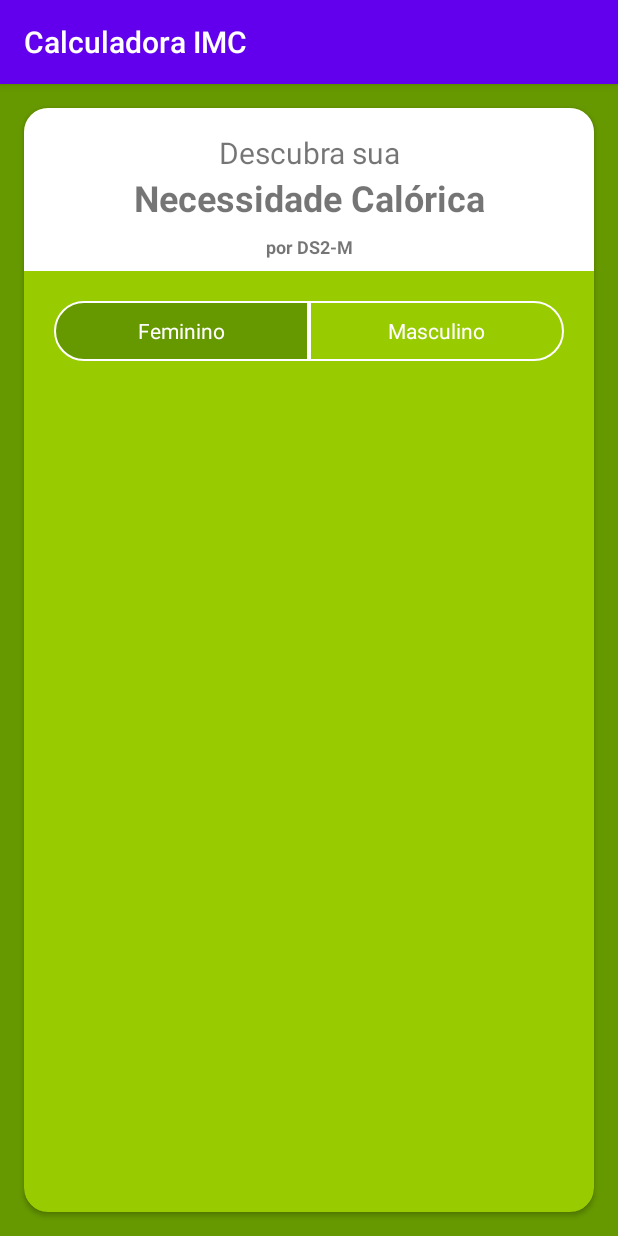
After one commit to Adeniltonarcanjo/CalculadoraIMC, an Android app: the NecessidadeCaloricaActivity screen opened directly, with no data from a screen before it, on a phone screen of 412 x 824 dp. The commit adds this screen. Run offline under Robolectric (Android 15) with nearby library versions, the phone set to English and light mode, and no system bars.

Commit message:
aula 02 parte 02

```diff
--- a/app/build.gradle
+++ b/app/build.gradle
@@ -30,6 +30,7 @@ dependencies {
     implementation 'androidx.core:core-ktx:1.3.1'
     implementation 'androidx.appcompat:appcompat:1.2.0'
     implementation 'androidx.constraintlayout:constraintlayout:1.1.3'
+    implementation 'com.google.android.material:material:1.0.0'
     testImplementation 'junit:junit:4.12'
     androidTestImplementation 'androidx.test.ext:junit:1.1.1'
     androidTestImplementation 'androidx.test.espresso:espresso-core:3.2.0'
--- a/app/src/main/AndroidManifest.xml
+++ b/app/src/main/AndroidManifest.xml
@@ -9,6 +9,7 @@
         android:roundIcon="@mipmap/ic_launcher_round"
         android:supportsRtl="true"
         android:theme="@style/AppTheme">
+        <activity android:name=".NecessidadeCaloricaActivity"></activity>
         <activity android:name=".MainActivity">
             <intent-filter>
                 <action android:name="android.intent.action.MAIN" />
--- a/app/src/main/java/adeniltonmorais/android/calculadoraimc/MainActivity.kt
+++ b/app/src/main/java/adeniltonmorais/android/calculadoraimc/MainActivity.kt
@@ -1,11 +1,20 @@
 package adeniltonmorais.android.calculadoraimc
 
+import android.content.Intent
 import androidx.appcompat.app.AppCompatActivity
 import android.os.Bundle
+import android.widget.Button
+import kotlinx.android.synthetic.main.activity_main.*
 
 class MainActivity : AppCompatActivity() {
     override fun onCreate(savedInstanceState: Bundle?) {
         super.onCreate(savedInstanceState)
         setContentView(R.layout.activity_main)
+
+        val bttonNcd = findViewById<Button>(R.id.button_ncd)
+        button_ncd.setOnClickListener{
+            val abrirNcd= Intent(this, NecessidadeCaloricaActivity::class.java)
+            startActivity(abrirNcd)
+        }
     }
 }
--- /dev/null
+++ b/app/src/main/java/adeniltonmorais/android/calculadoraimc/NecessidadeCaloricaActivity.kt
@@ -0,0 +1,11 @@
+package adeniltonmorais.android.calculadoraimc
+
+import androidx.appcompat.app.AppCompatActivity
+import android.os.Bundle
+
+class NecessidadeCaloricaActivity : AppCompatActivity() {
+    override fun onCreate(savedInstanceState: Bundle?) {
+        super.onCreate(savedInstanceState)
+        setContentView(R.layout.activity_necessidade_calorica)
+    }
+}
--- /dev/null
+++ b/app/src/main/res/drawable/radio_botton_left_selector.xml
@@ -0,0 +1,5 @@
+<?xml version="1.0" encoding="utf-8"?>
+<selector xmlns:android="http://schemas.android.com/apk/res/android">
+ <item android:drawable="@drawable/radio_button_left_checked" android:state_checked="true"/>
+ <item android:drawable="@drawable/radio_button_left_unchecked" android:state_checked="false"/>
+</selector>
--- /dev/null
+++ b/app/src/main/res/drawable/radio_botton_right_selector.xml
@@ -0,0 +1,5 @@
+<?xml version="1.0" encoding="utf-8"?>
+<selector xmlns:android="http://schemas.android.com/apk/res/android">
+ <item android:drawable="@drawable/radio_button_right_checked" android:state_checked="true"/>
+ <item android:drawable="@drawable/radio_button_right_unchecked" android:state_checked="false"/>
+</selector>
--- /dev/null
+++ b/app/src/main/res/drawable/radio_button_left_checked.xml
@@ -0,0 +1,10 @@
+<?xml version="1.0" encoding="utf-8"?>
+<shape android:shape="rectangle"
+    xmlns:android="http://schemas.android.com/apk/res/android">
+    <solid android:color="@android:color/holo_green_dark"/>
+    <stroke android:color="@android:color/white" android:width="1dp"/>
+    <corners android:topLeftRadius="25dp" android:bottomLeftRadius="25dp"/>
+
+
+
+</shape>
--- /dev/null
+++ b/app/src/main/res/drawable/radio_button_left_unchecked.xml
@@ -0,0 +1,10 @@
+<?xml version="1.0" encoding="utf-8"?>
+<shape android:shape="rectangle"
+    xmlns:android="http://schemas.android.com/apk/res/android">
+    <solid android:color="@android:color/holo_green_light"/>
+    <stroke android:color="@android:color/white" android:width="1dp"/>
+    <corners android:topLeftRadius="25dp" android:bottomLeftRadius="25dp"/>
+
+
+
+</shape>
--- /dev/null
+++ b/app/src/main/res/drawable/radio_button_right_checked.xml
@@ -0,0 +1,10 @@
+<?xml version="1.0" encoding="utf-8"?>
+<shape android:shape="rectangle"
+    xmlns:android="http://schemas.android.com/apk/res/android">
+    <solid android:color="@android:color/holo_green_dark"/>
+    <stroke android:color="@android:color/white" android:width="1dp"/>
+    <corners android:topRightRadius="25dp" android:bottomRightRadius="25dp"/>
+
+
+
+</shape>
--- /dev/null
+++ b/app/src/main/res/drawable/radio_button_right_unchecked.xml
@@ -0,0 +1,10 @@
+<?xml version="1.0" encoding="utf-8"?>
+<shape android:shape="rectangle"
+    xmlns:android="http://schemas.android.com/apk/res/android">
+    <solid android:color="@android:color/holo_green_light"/>
+    <stroke android:color="@android:color/white" android:width="1dp"/>
+    <corners android:topRightRadius="25dp" android:bottomRightRadius="25dp"/>
+
+
+
+</shape>
--- a/app/src/main/res/layout/activity_main.xml
+++ b/app/src/main/res/layout/activity_main.xml
@@ -60,9 +60,10 @@
             android:textColor="@android:color/holo_green_dark"
              />
         <Button
+            android:id="@+id/button_ncd"
             android:layout_width="300dp"
             android:layout_height="wrap_content"
-            android:text="@string/txt2"
+            android:text="NECESSIDADES CALÓRICAS DIÁRIAS"
             android:layout_gravity="center_horizontal"
             android:background="@drawable/botao_branco_inicial"
             android:layout_marginTop="16dp"
--- /dev/null
+++ b/app/src/main/res/layout/activity_necessidade_calorica.xml
@@ -0,0 +1,116 @@
+<?xml version="1.0" encoding="utf-8"?>
+<LinearLayout xmlns:android="http://schemas.android.com/apk/res/android"
+    xmlns:app="http://schemas.android.com/apk/res-auto"
+    xmlns:tools="http://schemas.android.com/tools"
+    android:layout_width="match_parent"
+    android:layout_height="match_parent"
+    tools:context=".NecessidadeCaloricaActivity"
+    android:orientation="vertical"
+    android:background="@android:color/holo_green_dark"
+    >
+ <androidx.cardview.widget.CardView
+     android:layout_width="match_parent"
+     android:layout_height="match_parent"
+     android:layout_margin="16dp"
+     app:cardCornerRadius="16dp"
+     app:cardBackgroundColor="@android:color/holo_green_light">
+
+    <LinearLayout
+        android:layout_width="match_parent"
+        android:layout_height="match_parent"
+        android:orientation="vertical">
+
+     <LinearLayout
+         android:layout_width="match_parent"
+         android:layout_height="wrap_content"
+         android:background="@android:color/white"
+         android:orientation="vertical"
+         >
+
+      <TextView
+          android:layout_width="match_parent"
+          android:layout_height="wrap_content"
+          android:text="Descubra sua"
+
+          android:textSize="20sp"
+          android:textAlignment="center"
+          android:layout_marginTop="16dp">
+
+      </TextView>
+      <TextView
+          android:layout_width="match_parent"
+          android:layout_height="wrap_content"
+          android:text="Necessidade Calórica"
+          android:textStyle="bold"
+          android:textSize="24sp"
+          android:textAlignment="center"
+          >
+
+      </TextView>
+      <TextView
+          android:layout_width="match_parent"
+          android:layout_height="wrap_content"
+          android:text="por DS2-M"
+          android:textStyle="bold"
+          android:textSize="12sp"
+          android:textAlignment="center"
+          android:layout_marginTop="8dp"
+          android:layout_marginBottom="8dp"
+          >
+
+      </TextView>
+
+
+     </LinearLayout>
+     <LinearLayout
+         android:layout_width="match_parent"
+         android:layout_height="wrap_content"
+         android:orientation="horizontal"
+         android:layout_margin="4dp"
+         android:layout_marginTop="16dp"
+         android:paddingLeft="16dp"
+         android:paddingRight="16dp">
+      <RadioGroup
+          android:layout_width="match_parent"
+          android:layout_height="match_parent"
+          android:orientation="horizontal"
+          android:layout_marginTop="16dp">
+       <RadioButton
+           android:layout_width="0dp"
+           android:layout_height="40dp"
+           android:text="Feminino"
+           android:checked="true"
+           android:layout_weight="1"
+           android:background="@drawable/radio_botton_left_selector"
+           android:button="@android:color/transparent"
+           android:textColor="@android:color/white"
+           android:gravity="center"
+           >
+
+       </RadioButton>
+       <RadioButton
+           android:layout_width="0dp"
+           android:layout_height="40dp"
+           android:text="Masculino"
+           android:checked="false"
+           android:layout_weight="1"
+           android:background="@drawable/radio_botton_right_selector"
+           android:button="@android:color/transparent"
+           android:textColor="@android:color/white"
+           android:gravity="center">
+
+       </RadioButton>
+
+
+      </RadioGroup>
+
+
+     </LinearLayout>
+
+    </LinearLayout>
+
+
+
+</androidx.cardview.widget.CardView>
+
+</LinearLayout>
```
